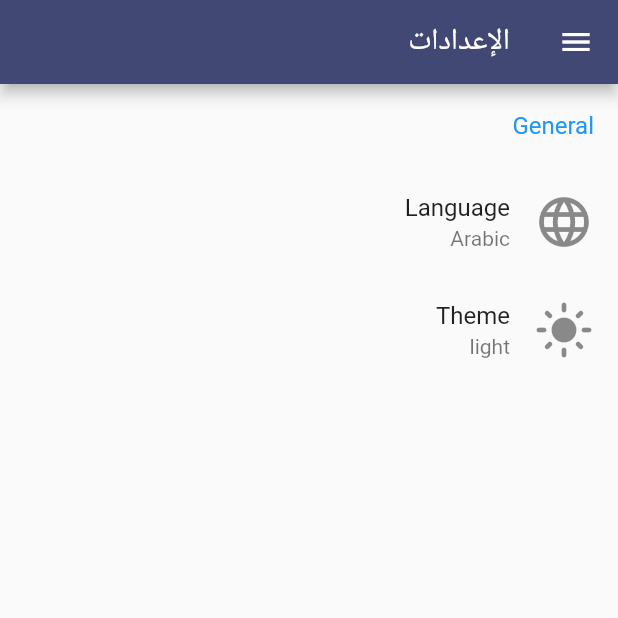
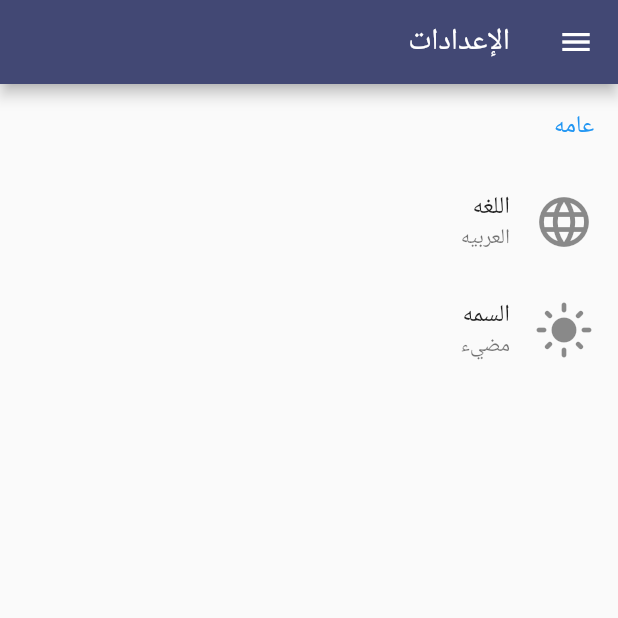
Before and after one commit to CSEMN/Pentor, a Flutter app: the SettingPage screen opened directly, after a tap on "Language", on a phone screen of 412 x 824 dp, the top half of it. Run offline on Flutter 3.47's test engine with Material 2 defaults, Android fonts, the phone set to English and light mode, and no system bars; our stand-ins replace connectivity_plus, dio, expansion_tile_card, firebase_auth, firebase_core, fluttertoast and 5 more; missing offline and left inert: arp_scanner, data_usage, dns_client, flutter_internet_speed_test, mac_address, network_info_plus and 3 more; accounts and stored records are empty; network calls fail; statements that could not run were skipped.

Commit message:
add translation
add setting page translation
commented SW Lang button

```diff
--- a/lib/locale/app_translations.dart
+++ b/lib/locale/app_translations.dart
@@ -63,6 +63,14 @@ class _EN {
         "PB":"PB",
         "IP Copied to clipboard": "IP Copied to clipboard",
         'DNS Test Results': 'DNS Test Results',
+        "General":"General",
+        "Theme":"Theme",
+        "Language":"Language",
+        "English":"English",
+        "Arabic":"Arabic",
+        "light":"Light",
+        "dark":"Dark",
+        "SW LANG":"Switch language",
   };
 
 }
@@ -122,6 +130,14 @@ class _AR {
         "PB":"بيتا بايت",
         "IP Copied to clipboard":"تم النسخ إلى الحافظة",
         'DNS Test Results':"نتائج فحص أسماء النطاقات",
+        "General":"عامه",
+        "Theme":"السمه",
+        "Language":"اللغه",
+        "English":"الانجليزيه",
+        "Arabic":"العربيه",
+        "light":"مضيء",
+        "dark":"معتم",
+        "SW LANG":"تغيير اللغه",
   };
 
 }
--- a/lib/view/setting_page.dart
+++ b/lib/view/setting_page.dart
@@ -23,7 +23,7 @@ class SettingPage extends StatelessWidget {
           height: height,
           child: ListView(
             children: [
-              ListTile(title: Text("General"), textColor: Colors.blue),
+              ListTile(title: Text("General".tr), textColor: Colors.blue),
               buildLanguageTile(),
               buildThemeTile(),
             ],
@@ -34,8 +34,8 @@ class SettingPage extends StatelessWidget {
   GetBuilder<SettingController> buildThemeTile() {
     return GetBuilder<SettingController>(builder: (context) {
       return ListTile(
-        title: Text("Theme"),
-        subtitle: Text(settingController.theme_str),
+        title: Text("Theme".tr),
+        subtitle: Text(settingController.theme_str.tr),
         leading: Icon(
           settingController.theme_str == 'light'
               ? Icons.light_mode
@@ -49,10 +49,10 @@ class SettingPage extends StatelessWidget {
 
   ListTile buildLanguageTile() {
     return ListTile(
-      title: Text("Language"),
+      title: Text("Language".tr),
       leading: const Icon(Icons.language, size: 40.0),
       subtitle: GetBuilder<LocaleController>(builder: (_) {
-        return Text(localeCtrl.language);
+        return Text(localeCtrl.language.tr);
       }),
       onTap: localeCtrl.switchLang,
     );
--- a/lib/view/widgets/NavigationDrawer.dart
+++ b/lib/view/widgets/NavigationDrawer.dart
@@ -78,15 +78,15 @@ class NavigationDrawerWidget extends StatelessWidget {
                       text: 'Settings'.tr,
                       icon: Icons.settings,
                       onClicked: _navController.openSettingsPage),
-                  buildMenuItem(
-                      text: 'SW LANG',
-                      icon: Icons.language,
-                      onClicked: () {
-                        if (Get.locale!.languageCode == 'en')
-                          Get.updateLocale(Locale('ar'));
-                        else
-                          Get.updateLocale(Locale('en'));
-                      })
+                  // buildMenuItem(
+                  //     text: 'SW LANG'.tr,
+                  //     icon: Icons.language,
+                  //     onClicked: () {
+                  //       if (Get.locale!.languageCode == 'en')
+                  //         Get.updateLocale(Locale('ar'));
+                  //       else
+                  //         Get.updateLocale(Locale('en'));
+                  //     })
                 ],
               ),
             ),
```
